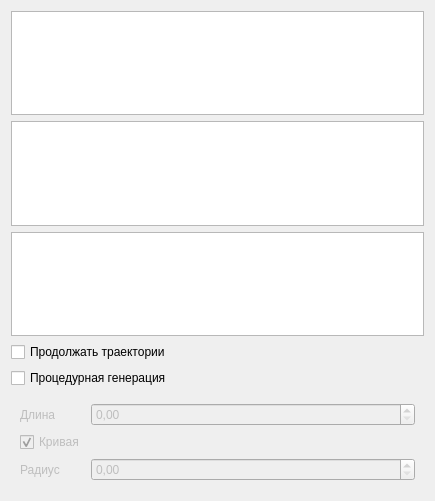
asafran/RouteEditor, file src/AddRails.ui: the form before one commit.
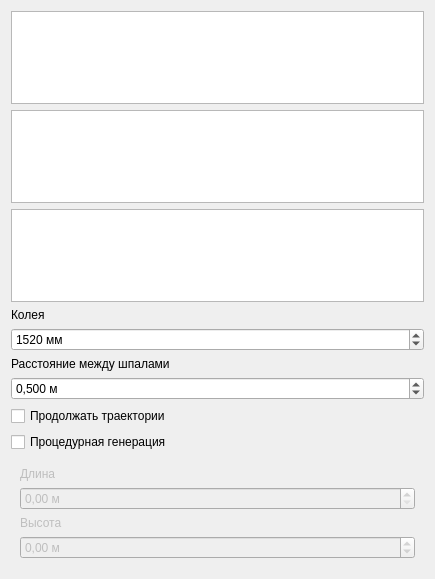
The form after the commit.

What changed in the file:
```diff
--- a/src/AddRails.ui
+++ b/src/AddRails.ui
@@ -7,7 +7,7 @@
     <x>0</x>
     <y>0</y>
     <width>435</width>
-    <height>501</height>
+    <height>579</height>
    </rect>
   </property>
   <property name="windowTitle">
@@ -26,6 +26,46 @@
    <item>
     <widget class="QTreeView" name="fillView"/>
    </item>
+   <item>
+    <widget class="QLabel" name="label">
+     <property name="text">
+      <string>Колея</string>
+     </property>
+    </widget>
+   </item>
+   <item>
+    <widget class="QSpinBox" name="gaudgeSpin">
+     <property name="suffix">
+      <string> мм</string>
+     </property>
+     <property name="maximum">
+      <number>5000</number>
+     </property>
+     <property name="value">
+      <number>1520</number>
+     </property>
+    </widget>
+   </item>
+   <item>
+    <widget class="QLabel" name="label_3">
+     <property name="text">
+      <string>Расстояние между шпалами</string>
+     </property>
+    </widget>
+   </item>
+   <item>
+    <widget class="QDoubleSpinBox" name="slpSpin">
+     <property name="suffix">
+      <string> м</string>
+     </property>
+     <property name="decimals">
+      <number>3</number>
+     </property>
+     <property name="value">
+      <double>0.500000000000000</double>
+     </property>
+    </widget>
+   </item>
    <item>
     <widget class="QCheckBox" name="noNewBox">
      <property name="text">
@@ -48,36 +88,43 @@
      <property name="enabled">
       <bool>false</bool>
      </property>
-     <layout class="QFormLayout" name="formLayout">
-      <item row="0" column="0">
+     <layout class="QVBoxLayout" name="verticalLayout_2">
+      <item>
        <widget class="QLabel" name="label_2">
         <property name="text">
          <string>Длина</string>
         </property>
        </widget>
       </item>
-      <item row="0" column="1">
-       <widget class="QDoubleSpinBox" name="lenghtSpin"/>
-      </item>
-      <item row="1" column="0">
-       <widget class="QCheckBox" name="radBox">
-        <property name="text">
-         <string>Кривая</string>
+      <item>
+       <widget class="QDoubleSpinBox" name="lenghtSpin">
+        <property name="suffix">
+         <string> м</string>
         </property>
-        <property name="checked">
-         <bool>true</bool>
+        <property name="maximum">
+         <double>10000.000000000000000</double>
         </property>
        </widget>
       </item>
-      <item row="2" column="0">
-       <widget class="QLabel" name="label">
+      <item>
+       <widget class="QLabel" name="label_4">
         <property name="text">
-         <string>Радиус</string>
+         <string>Высота</string>
         </property>
        </widget>
       </item>
-      <item row="2" column="1">
-       <widget class="QDoubleSpinBox" name="radSpin"/>
+      <item>
+       <widget class="QDoubleSpinBox" name="altBox">
+        <property name="suffix">
+         <string> м</string>
+        </property>
+        <property name="minimum">
+         <double>-200.000000000000000</double>
+        </property>
+        <property name="maximum">
+         <double>3000.000000000000000</double>
+        </property>
+       </widget>
       </item>
      </layout>
     </widget>
```
Left out of the diff: 32 changed lines with no effect on the pictures.
